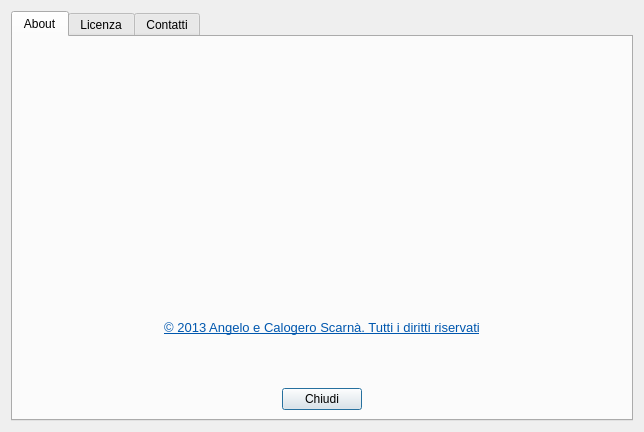
The window that lylibrary/ui/about.ui (kratos83/LyLibrary) describes before a commit, drawn with Qt 5.
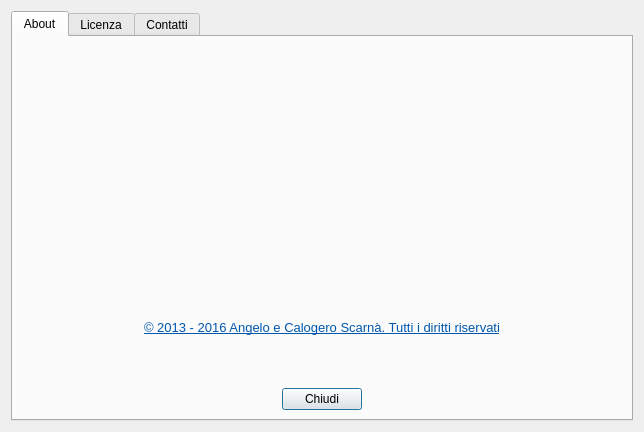
The same window after the commit. Icons and pictures are not drawn.

Diff of the .ui file:
```diff
--- a/lylibrary/ui/about.ui
+++ b/lylibrary/ui/about.ui
@@ -194,11 +194,11 @@
           <string>&lt;!DOCTYPE HTML PUBLIC &quot;-//W3C//DTD HTML 4.0//EN&quot; &quot;http://www.w3.org/TR/REC-html40/strict.dtd&quot;&gt;
 &lt;html&gt;&lt;head&gt;&lt;meta name=&quot;qrichtext&quot; content=&quot;1&quot; /&gt;&lt;style type=&quot;text/css&quot;&gt;
 p, li { white-space: pre-wrap; }
-&lt;/style&gt;&lt;/head&gt;&lt;body style=&quot; font-family:'DejaVu Sans'; font-size:10pt; font-weight:400; font-style:normal;&quot;&gt;
+&lt;/style&gt;&lt;/head&gt;&lt;body style=&quot; font-family:'Noto Sans'; font-size:10pt; font-weight:400; font-style:normal;&quot;&gt;
 &lt;table border=&quot;0&quot; style=&quot;-qt-table-type: root; margin-top:4px; margin-bottom:4px; margin-left:4px; margin-right:4px;&quot;&gt;
 &lt;tr&gt;
 &lt;td style=&quot;border: none;&quot;&gt;
-&lt;p align=&quot;center&quot; style=&quot; margin-top:0px; margin-bottom:0px; margin-left:0px; margin-right:0px; -qt-block-indent:0; text-indent:0px;&quot;&gt;&lt;a href=&quot;http://www.codelinsoft.it&quot;&gt;&lt;span style=&quot; text-decoration: underline; color:#0057ae;&quot;&gt;© 2013 Angelo e Calogero Scarnà. Tutti i diritti riservati&lt;/span&gt;&lt;/a&gt;&lt;/p&gt;&lt;/td&gt;&lt;/tr&gt;&lt;/table&gt;&lt;/body&gt;&lt;/html&gt;</string>
+&lt;p align=&quot;center&quot; style=&quot; margin-top:0px; margin-bottom:0px; margin-left:0px; margin-right:0px; -qt-block-indent:0; text-indent:0px;&quot;&gt;&lt;a href=&quot;http://www.codelinsoft.it&quot;&gt;&lt;span style=&quot; font-family:'DejaVu Sans'; text-decoration: underline; color:#0057ae;&quot;&gt;© 2013 - 2016 Angelo e Calogero Scarnà. Tutti i diritti riservati&lt;/span&gt;&lt;/a&gt;&lt;/p&gt;&lt;/td&gt;&lt;/tr&gt;&lt;/table&gt;&lt;/body&gt;&lt;/html&gt;</string>
          </property>
          <property name="textFormat">
           <enum>Qt::RichText</enum>
```
Left out of the diff: 3 changed lines with no effect on the pictures.
